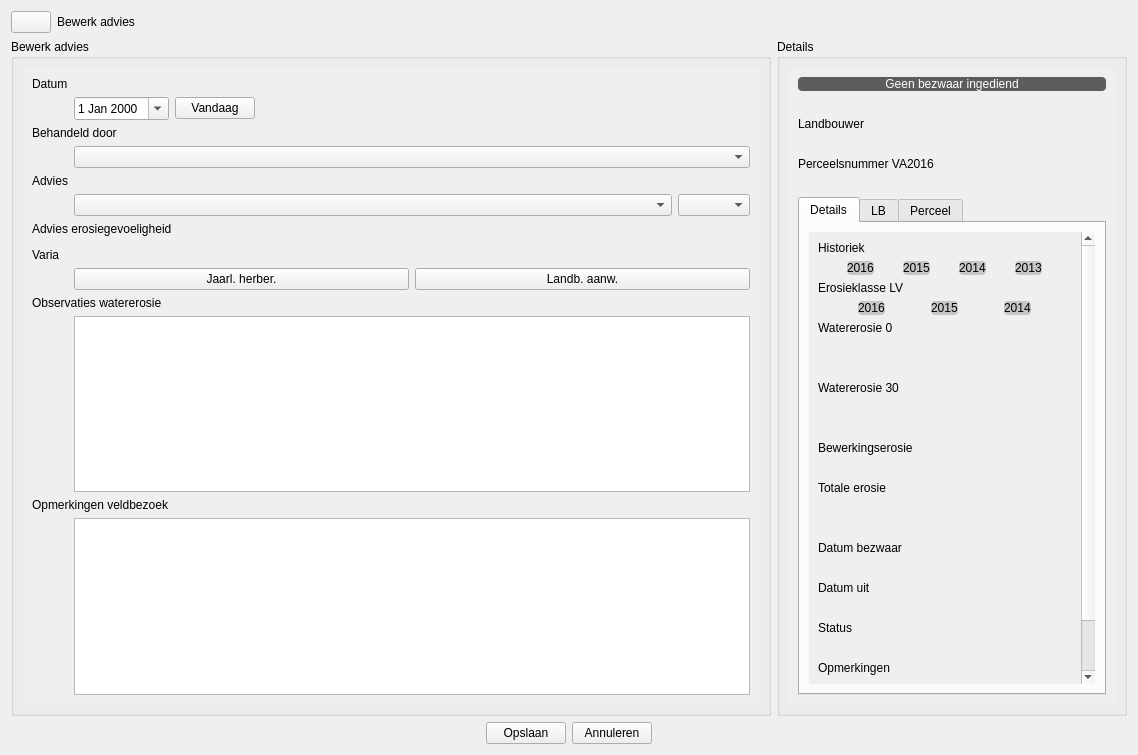
DOV-Vlaanderen/erosiebezwaren, file ui_parceleditwidget.ui: the form before one commit.
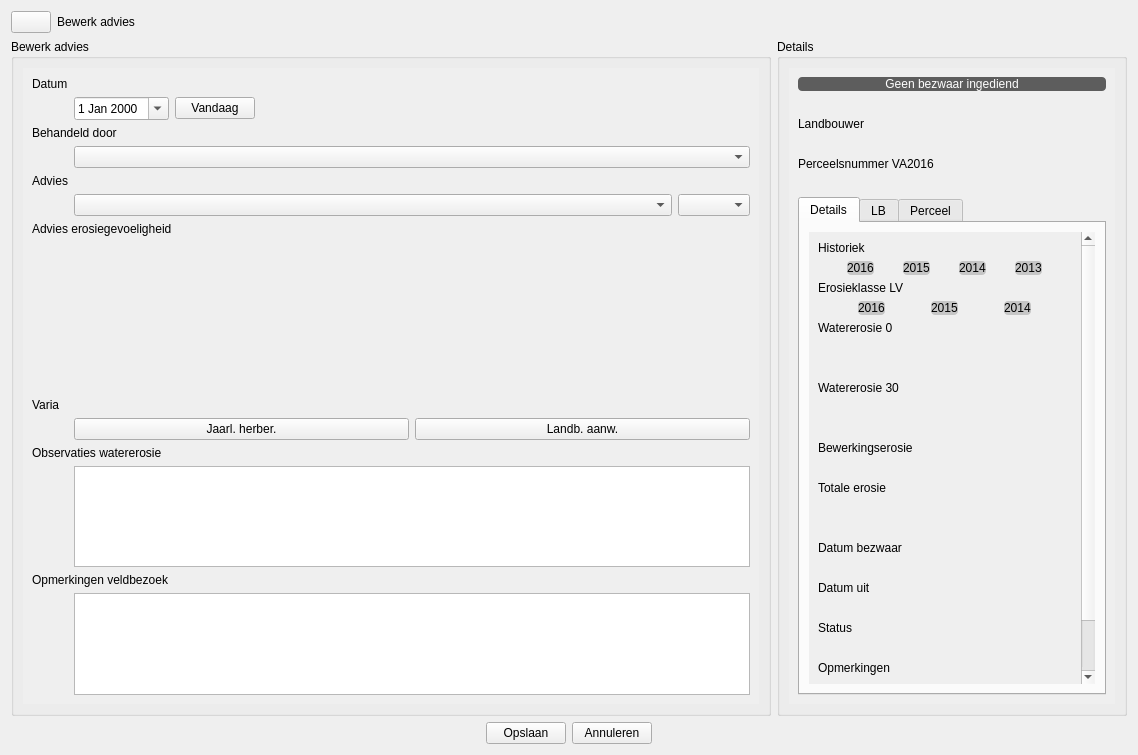
The form after the commit. Icons and pictures are not drawn. Custom widgets are drawn as their Qt base class.

Commit message: Update parcel info and edit UI.

What changed in the file:
```diff
--- a/ui_parceleditwidget.ui
+++ b/ui_parceleditwidget.ui
@@ -81,8 +81,8 @@
             <rect>
              <x>0</x>
              <y>0</y>
-             <width>736</width>
-             <height>615</height>
+             <width>723</width>
+             <height>662</height>
             </rect>
            </property>
            <layout class="QFormLayout" name="formLayout">
@@ -259,6 +259,12 @@
                 <verstretch>0</verstretch>
                </sizepolicy>
               </property>
+              <property name="minimumSize">
+               <size>
+                <width>0</width>
+                <height>150</height>
+               </size>
+              </property>
               <property name="font">
                <font>
                 <weight>50</weight>
```
Left out of the diff: 4 changed lines with no effect on the pictures. The commit also changes 1 other file.
